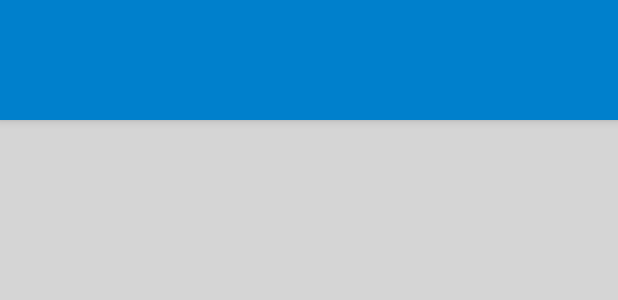
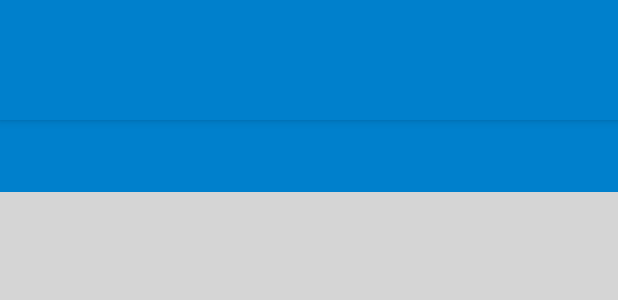
Before and after one commit to vashusharma1807/RealChat, an Android app: the layout activity_main.xml on its own in the app's theme, with its tools: preview values and no code run, on a phone screen of 412 x 824 dp. Shown: the top 300 px of the screen. Run offline under Robolectric (Android 15) with nearby library versions, the phone set to English and light mode, and no system bars.

Commit message:
RealChatApp 20/4

```diff
--- a/app/src/main/AndroidManifest.xml
+++ b/app/src/main/AndroidManifest.xml
@@ -8,9 +8,9 @@
 
     <application
         android:allowBackup="true"
-        android:icon="@mipmap/icon"
+        android:icon="@mipmap/weixing"
         android:label="@string/app_name"
-        android:roundIcon="@mipmap/icon"
+        android:roundIcon="@mipmap/weixing"
         android:supportsRtl="true"
         android:theme="@style/AppTheme">
         <activity android:name=".ForgetPasswordActivity"></activity>
--- a/app/src/main/res/layout/activity_main.xml
+++ b/app/src/main/res/layout/activity_main.xml
@@ -28,7 +28,8 @@
     <com.google.android.material.tabs.TabLayout
         android:id="@+id/main_tabs"
         android:layout_width="match_parent"
-        android:layout_height="wrap_content">
+        android:layout_height="wrap_content"
+        android:background="@color/colorPrimaryDark">
 
     </com.google.android.material.tabs.TabLayout>
 </androidx.viewpager.widget.ViewPager>
--- a/app/src/main/res/layout/activity_settings.xml
+++ b/app/src/main/res/layout/activity_settings.xml
@@ -9,7 +9,9 @@
         layout="@layout/app_bar_layout"
         android:id="@+id/settings_Toolbar"
         ></include>
-
+    <ScrollView
+        android:layout_width="match_parent"
+        android:layout_height="match_parent">
     <de.hdodenhof.circleimageview.CircleImageView
         xmlns:app="http://schemas.android.com/apk/res-auto"
         android:id="@+id/profile_image"
@@ -82,5 +84,6 @@
         >
 
     </Button>
+    </ScrollView>
 
 </RelativeLayout>
```
Also changed, not shown: app/src/main/res/mipmap-xxhdpi/weixing.png (added).
